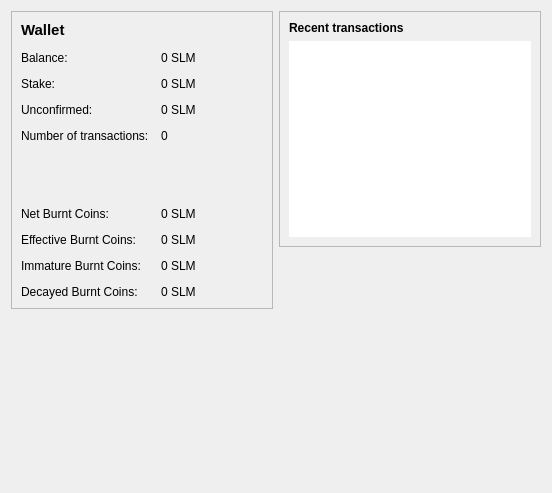
Before: the Qt Designer form src/qt/forms/overviewpage.ui in slimcoin/slimcoin, drawn with Qt 5.
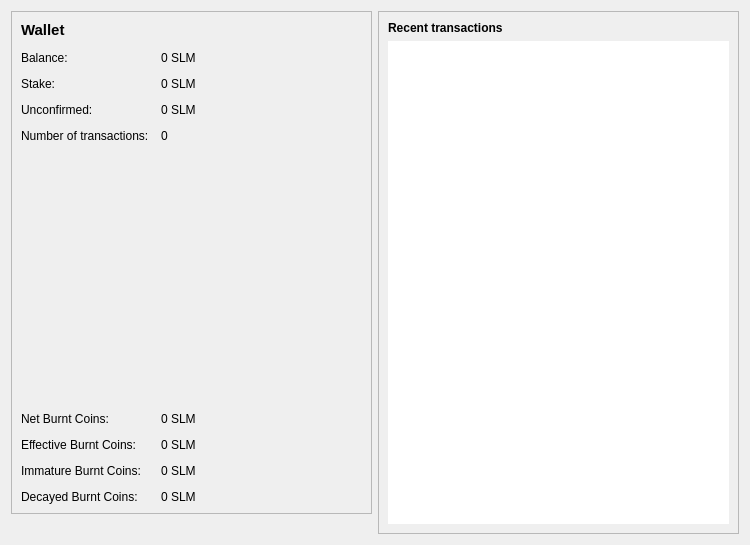
After: the same form once the commit is applied. Icons and pictures are not drawn.

Commit message: Adjust layout to fit in 1366x768 screens

What changed in the file:
```diff
--- a/src/qt/forms/overviewpage.ui
+++ b/src/qt/forms/overviewpage.ui
@@ -6,8 +6,8 @@
    <rect>
     <x>0</x>
     <y>0</y>
-    <width>552</width>
-    <height>493</height>
+    <width>750</width>
+    <height>545</height>
    </rect>
   </property>
   <property name="windowTitle">
@@ -191,19 +191,6 @@
        </layout>
       </widget>
      </item>
-     <item>
-      <spacer name="verticalSpacer">
-       <property name="orientation">
-        <enum>Qt::Vertical</enum>
-       </property>
-       <property name="sizeHint" stdset="0">
-        <size>
-         <width>20</width>
-         <height>40</height>
-        </size>
-       </property>
-      </spacer>
-     </item>
      <item>
       <widget class="QLabel" name="wallet_bgcoin">
        <property name="minimumSize">
@@ -225,7 +212,7 @@
         <set>Qt::AlignCenter</set>
        </property>
        <property name="margin">
-        <number>50</number>
+        <number>20</number>
        </property>
       </widget>
      </item>
@@ -265,19 +252,6 @@
        </layout>
       </widget>
      </item>
-     <item>
-      <spacer name="verticalSpacer_2">
-       <property name="orientation">
-        <enum>Qt::Vertical</enum>
-       </property>
-       <property name="sizeHint" stdset="0">
-        <size>
-         <width>20</width>
-         <height>40</height>
-        </size>
-       </property>
-      </spacer>
-     </item>
     </layout>
    </item>
   </layout>
```
The commit also changes 2 other files.
